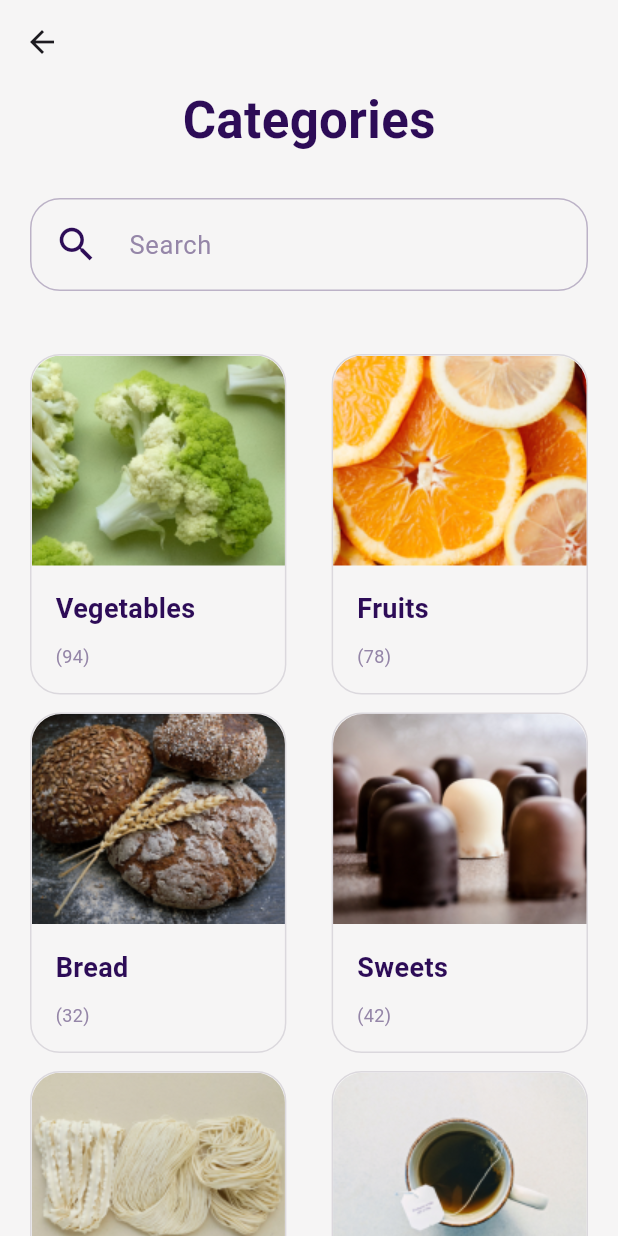
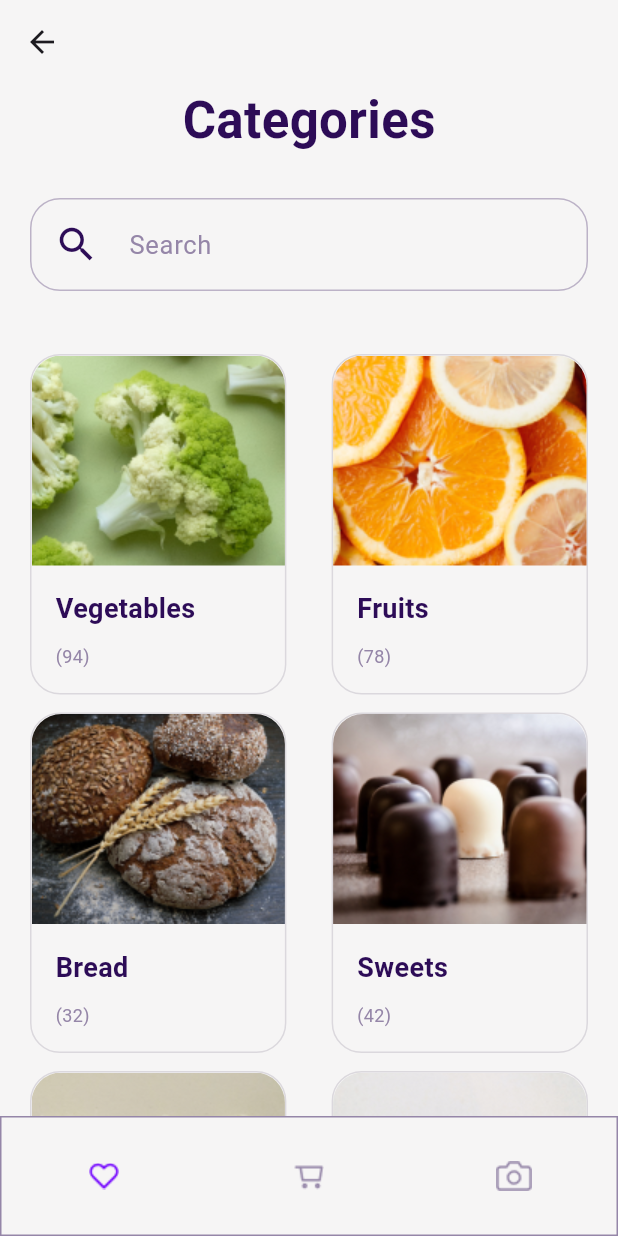
Before and after one commit to Inoyatovlee/necessary, a Flutter app: the screen it shows after launch, after a tap on "ORDER NOW", on a phone screen of 412 x 824 dp. Run offline on Flutter 3.47's test engine with Material 3 defaults, Android fonts, the phone set to English and light mode, and no system bars; our stand-ins replace carousel_slider, flutter_svg, get.

Commit message:
finesh app

```diff
--- a/lib/config/imports.dart
+++ b/lib/config/imports.dart
@@ -31,3 +31,6 @@ export 'package:button_hide/components/debit_card/row_textfild.dart';
 export 'package:button_hide/page/checkout.dart';
 export 'package:button_hide/components/checkout/text_cha.dart';
 export 'package:button_hide/components/checkout/button.dart';
+export 'package:button_hide/stores/main_controller.dart';
+export 'package:button_hide/page/main.dart';
+export 'package:get/get.dart';
--- a/lib/page/checkout.dart
+++ b/lib/page/checkout.dart
@@ -21,7 +21,7 @@ class _checkoutState extends State<checkout> {
     return Scaffold(
       appBar: AppBar(),
       body: Container(
-        padding: EdgeInsets.all(20),
+        padding: const EdgeInsets.all(20),
         child: Column(
           children: [
             text_ch(text: "Payment method"),
@@ -64,7 +64,7 @@ Latvia
 
   Widget customSwitch(String text, bool val, Function onChangeMethod) {
     return Padding(
-      padding: EdgeInsets.symmetric(vertical: 20),
+      padding: const EdgeInsets.symmetric(vertical: 20),
       child: Row(
         mainAxisAlignment: MainAxisAlignment.spaceBetween,
         children: [
@@ -73,7 +73,7 @@ Latvia
             style: TextStyle(
                 color: AppColor.non, fontSize: 22, fontWeight: FontWeight.w600),
           ),
-          Spacer(),
+          const Spacer(),
           Switch(
               activeColor: AppColor.white,
               activeTrackColor: AppColor.chec,
--- a/lib/page/home.dart
+++ b/lib/page/home.dart
@@ -1,4 +1,5 @@
 import 'package:button_hide/config/imports.dart';
+import 'package:button_hide/page/main.dart';
 
 class HomePage extends StatefulWidget {
   const HomePage({super.key});
@@ -88,7 +89,7 @@ class _HomePageState extends State<HomePage> {
                         Button1(
                             text: "ORDER NOW",
                             onTap: () {
-                              Get.to(const Categories());
+                              Get.to(const MainPage());
                             },
                             color: AppColor.green,
                             textcolor: AppColor.white),
--- /dev/null
+++ b/lib/page/main.dart
@@ -0,0 +1,47 @@
+import 'package:button_hide/config/imports.dart';
+
+class MainPage extends StatefulWidget {
+  const MainPage({super.key});
+
+  @override
+  State<MainPage> createState() => _MainPageState();
+}
+
+class _MainPageState extends State<MainPage> {
+  MainController controller = Get.put(MainController());
+
+  @override
+  Widget build(BuildContext context) {
+    return GetBuilder<MainController>(builder: (controller) {
+      return Scaffold(
+        bottomNavigationBar: BottomAppBar(
+          padding: EdgeInsets.zero,
+          height: 80,
+          child: Container(
+            decoration: BoxDecoration(
+              color: AppColor.white,
+              border: Border.all(color: AppColor.dis),
+            ),
+            child: Row(
+                mainAxisAlignment: MainAxisAlignment.spaceAround,
+                children: List.generate(controller.menus.length, (index) {
+                  var item = controller.menus[index];
+                  return InkWell(
+                      onTap: () {
+                        controller.setWidget(item['id']);
+                      },
+                      child: Padding(
+                          padding: const EdgeInsets.all(10),
+                          child: Image.asset(item['icon'],
+                              width: 30,
+                              color: item['id'] == controller.currentPageId
+                                  ? AppColor.chec
+                                  : AppColor.dis)));
+                })),
+          ),
+        ),
+        body: controller.currentWidget(),
+      );
+    });
+  }
+}
--- /dev/null
+++ b/lib/stores/main_controller.dart
@@ -0,0 +1,24 @@
+import 'package:button_hide/config/imports.dart';
+import 'package:button_hide/page/InfoPageDo.dart';
+
+class MainController extends GetxController {
+  int currentPageId = 1;
+
+  List menus = [
+    {"id": 1, "icon": AppImages.lov, "page": const Categories()},
+    {"id": 2, "icon": AppImages.shopping, "page": const DebitCard()},
+    {"id": 3, "icon": AppImages.vector_came, "page": InfoPageDo()},
+  ];
+
+  setWidget(int id) {
+    currentPageId = id;
+    update();
+  }
+
+  currentWidget() {
+    var index = menus.indexWhere((element) => element['id'] == currentPageId);
+    if (index > -1) {
+      return menus[index]['page'];
+    }
+  }
+}
```
